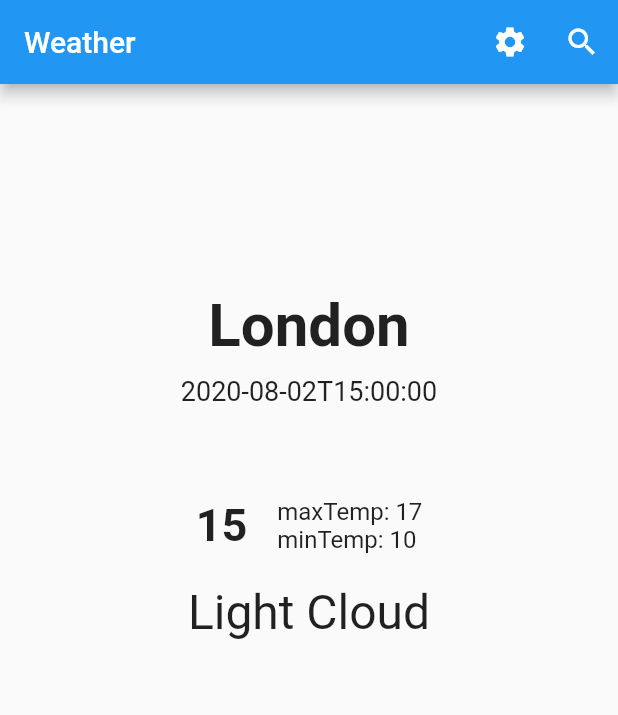
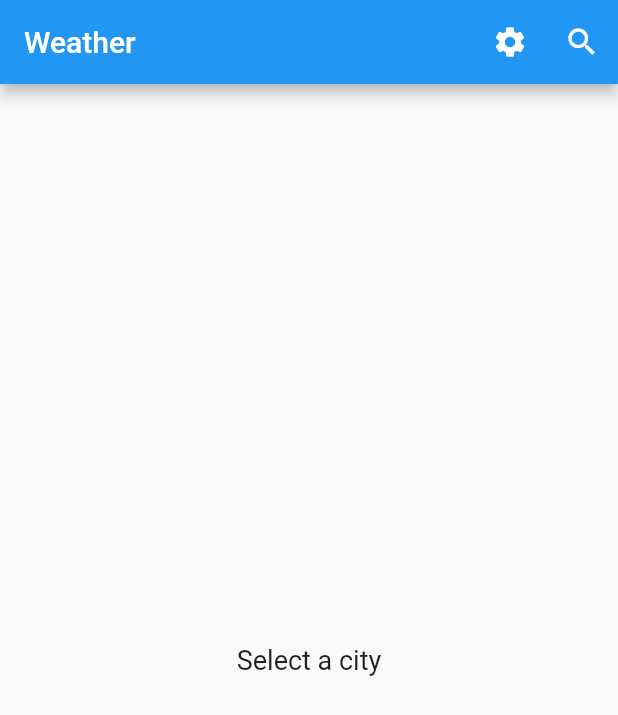
Before and after one commit to LDongGyu/flutter-block-example, a Flutter app: the screen it shows after launch, on a phone screen of 412 x 824 dp. Shown: the top 715 px of the screen. Run offline on Flutter 3.47's test engine with Material 2 defaults, Android fonts, the phone set to English and light mode, and no system bars; our stand-ins replace bloc, equatable, flutter_bloc.

Commit message:
feat: homepage cubit 연동

```diff
--- /dev/null
+++ b/lib/cubits/settings_cubit.dart
@@ -0,0 +1,40 @@
+import 'package:equatable/equatable.dart';
+import 'package:flutter_bloc/flutter_bloc.dart';
+import 'package:meta/meta.dart';
+
+enum TemperatureUnit { celcius, fahrenheit }
+
+class SettingsState extends Equatable {
+  final TemperatureUnit temperatureUnit;
+
+  SettingsState({@required this.temperatureUnit})
+      : assert(temperatureUnit != null);
+
+  SettingsState copyWith({TemperatureUnit temperatureUnit}) {
+    return SettingsState(
+      temperatureUnit: temperatureUnit ?? this.temperatureUnit,
+    );
+  }
+
+  @override
+  List<Object> get props => [temperatureUnit];
+}
+
+class SettingsCubit extends Cubit<SettingsState> {
+  SettingsCubit()
+      : super(
+    SettingsState(
+      temperatureUnit: TemperatureUnit.celcius,
+    ),
+  );
+
+  void toggleTempUnit() {
+    final newState = state.copyWith(
+      temperatureUnit: state.temperatureUnit == TemperatureUnit.celcius
+          ? TemperatureUnit.fahrenheit
+          : TemperatureUnit.celcius,
+    );
+    print('toggleState: $newState');
+    emit(newState);
+  }
+}
--- a/lib/main.dart
+++ b/lib/main.dart
@@ -1,26 +1,41 @@
 import 'package:flutter/material.dart';
 import 'package:flutter_bloc/flutter_bloc.dart';
 import 'package:flutter_bloc_example/counter_bloc.dart';
-import 'package:flutter_bloc_example/counter_observer.dart';
+import 'package:flutter_bloc_example/cubits/weather_cubit.dart';
 import 'package:flutter_bloc_example/pages/home_page.dart';
+import 'package:flutter_bloc_example/repositories/weather_api_client.dart';
+import 'package:flutter_bloc_example/repositories/weather_repository.dart';
+import 'package:flutter_bloc_example/simple_cubit_observer.dart';
+import 'package:http/http.dart' as http;
 
 void main() {
-  Bloc.observer = CounterObserver();
-  runApp(MyApp());
+  Bloc.observer = SimpleCubitObserver();
+
+  final WeatherRepository weatherRepository = WeatherRepository(
+    weatherApiClient: WeatherApiClient(
+      httpClient: http.Client(),
+    ),
+  );
+
+  runApp(MyApp(weatherRepository: weatherRepository));
 }
 
 class MyApp extends StatelessWidget {
-  // This widget is the root of your application.
+  final WeatherRepository weatherRepository;
+  const MyApp({Key key, this.weatherRepository}) : super(key: key);
+
   @override
   Widget build(BuildContext context) {
     return MultiBlocProvider(
       providers: [
-        BlocProvider<CounterBloc>(
-          create: (context) => CounterBloc(),
+        BlocProvider<WeatherCubit>(
+          create: (context) =>
+              WeatherCubit(weatherRepository: weatherRepository),
         ),
       ],
       child: MaterialApp(
         title: 'Flutter Demo',
+        debugShowCheckedModeBanner: false,
         theme: ThemeData(
           primarySwatch: Colors.blue,
           visualDensity: VisualDensity.adaptivePlatformDensity,
--- a/lib/pages/home_page.dart
+++ b/lib/pages/home_page.dart
@@ -1,9 +1,11 @@
+import 'dart:async';
+
 import 'package:flutter/material.dart';
+import 'package:flutter_bloc/flutter_bloc.dart';
+import 'package:flutter_bloc_example/cubits/settings_cubit.dart';
+import 'package:flutter_bloc_example/cubits/weather_cubit.dart';
 import 'package:flutter_bloc_example/pages/search_page.dart';
 import 'package:flutter_bloc_example/pages/settings_page.dart';
-import 'package:flutter_bloc_example/repositories/weather_api_client.dart';
-import 'package:flutter_bloc_example/repositories/weather_repository.dart';
-import 'package:http/http.dart' as http;
 
 class HomePage extends StatefulWidget {
   @override
@@ -11,20 +13,20 @@ class HomePage extends StatefulWidget {
 }
 
 class _HomePageState extends State<HomePage> {
+  Completer<void> _refreshCompleter;
+  String city;
 
   @override
   void initState() {
     super.initState();
-    getWeather();
+    _refreshCompleter = Completer<void>();
   }
 
-  getWeather() async{
-    final weatherRepository = WeatherRepository(
-      weatherApiClient: WeatherApiClient(httpClient: http.Client()),
-    );
-
-    final weather = await weatherRepository.getWeather('seoul');
-    print('weather in seoul: ${weather.toJson()}');
+  String calcuateTemp(TemperatureUnit tempUnit, double temperature) {
+    if (tempUnit == TemperatureUnit.fahrenheit) {
+      return ((temperature * 9 / 5) + 32).toStringAsFixed(2) + '℉';
+    }
+    return temperature.toStringAsFixed(2) + '℃';
   }
 
   @override
@@ -41,59 +43,133 @@ class _HomePageState extends State<HomePage> {
                   MaterialPageRoute(
                     builder: (context) {
                       return SettingsPage();
-                        }
-                    )
+                    },
+                  ),
                 );
-              }
+              },
             ),
             IconButton(
               icon: Icon(Icons.search),
               onPressed: () async {
-              final city = await Navigator.push(
+                city = await Navigator.push(
                   context,
                   MaterialPageRoute(
-                      builder: (context){
+                    builder: (context) {
                       return SearchPage();
+                    },
+                  ),
+                );
+                if (city != null) {
+                  BlocProvider.of<WeatherCubit>(context).fetchWeather(city);
                 }
-                  )
-              );
-              print('city: $city');
               },
-          )
+            ),
           ],
         ),
-      body: ListView(
+        body: BlocConsumer<WeatherCubit, WeatherState>(
+          listener: (context, state) {
+            if (state.weather != null) {
+              _refreshCompleter?.complete();
+              _refreshCompleter = Completer();
+            }
+          },
+          builder: (context, state) {
+            if (state == WeatherCubit.initialWeatherState) {
+              return Center(
+                child: Text(
+                  'Select a city',
+                  style: TextStyle(fontSize: 18),
+                ),
+              );
+            }
+
+            if (state.loading) {
+              return Center(
+                child: CircularProgressIndicator(),
+              );
+            }
+
+            if (state.weather != null) {
+              return RefreshIndicator(onRefresh: () {
+                if (city != null) {
+                  BlocProvider.of<WeatherCubit>(context).fetchWeather(city);
+                }
+                return _refreshCompleter.future;
+              }, child: BlocBuilder<SettingsCubit, SettingsState>(
+                builder: (context, settings) {
+                  return ListView(
                     children: <Widget>[
-          SizedBox(height: MediaQuery.of(context).size.height / 6),
-          Text('London',
+                      SizedBox(
+                        height: MediaQuery.of(context).size.height / 6,
+                      ),
+                      Text(
+                        state.weather.city,
                         textAlign: TextAlign.center,
-            style: TextStyle(fontSize: 40, fontWeight: FontWeight.bold),),
-          SizedBox(height: 10,),
-          Text('2020-08-02T15:00:00',
+                        style: TextStyle(
+                          fontSize: 40,
+                          fontWeight: FontWeight.bold,
+                        ),
+                      ),
+                      SizedBox(height: 10),
+                      Text(
+                        '${TimeOfDay.fromDateTime(state.weather.lastUpdated).format(context)}',
                         textAlign: TextAlign.center,
-            style: TextStyle(fontSize: 18.0),),
-          SizedBox(height: 60,),
+                        style: TextStyle(fontSize: 18.0),
+                      ),
+                      SizedBox(height: 60.0),
                       Row(
                         mainAxisAlignment: MainAxisAlignment.center,
                         children: <Widget>[
-              Text('15', style: TextStyle(fontSize: 30, fontWeight: FontWeight.bold),),
-              SizedBox(width: 20.0,),
+                          Text(
+                            calcuateTemp(settings.temperatureUnit,
+                                state.weather.theTemp),
+                            style: TextStyle(
+                              fontSize: 30,
+                              fontWeight: FontWeight.bold,
+                            ),
+                          ),
+                          SizedBox(width: 20.0),
                           Column(
                             crossAxisAlignment: CrossAxisAlignment.start,
                             children: <Widget>[
-                  Text('maxTemp: 17', style: TextStyle(fontSize: 16),),
-                  Text('minTemp: 10', style: TextStyle(fontSize: 16),)
+                              Text(
+                                'Max: ' +
+                                    calcuateTemp(settings.temperatureUnit,
+                                        state.weather.maxTemp),
+                                style: TextStyle(fontSize: 16),
+                              ),
+                              Text(
+                                'Min: ' +
+                                    calcuateTemp(settings.temperatureUnit,
+                                        state.weather.minTemp),
+                                style: TextStyle(fontSize: 16),
+                              ),
                             ],
                           ),
                         ],
                       ),
-          SizedBox(height: 20.0,),
-          Text('Light Cloud',
+                      SizedBox(height: 20.0),
+                      Text(
+                        '${state.weather.weatherStateName}',
                         textAlign: TextAlign.center,
-            style: TextStyle(fontSize: 32),)
+                        style: TextStyle(
+                          fontSize: 32,
+                        ),
+                      ),
                     ],
+                  );
+                },
+              ));
+            }
+
+            return Center(
+              child: Text(
+                state.error,
+                style: TextStyle(fontSize: 18, color: Colors.red),
               ),
             );
+          },
+        ));
   }
 
 
```
Also changed, not shown: lib/simple_cubit_observer.dart (added, +15 -0 lines). Lines whose indentation alone changed are shown as unchanged.
